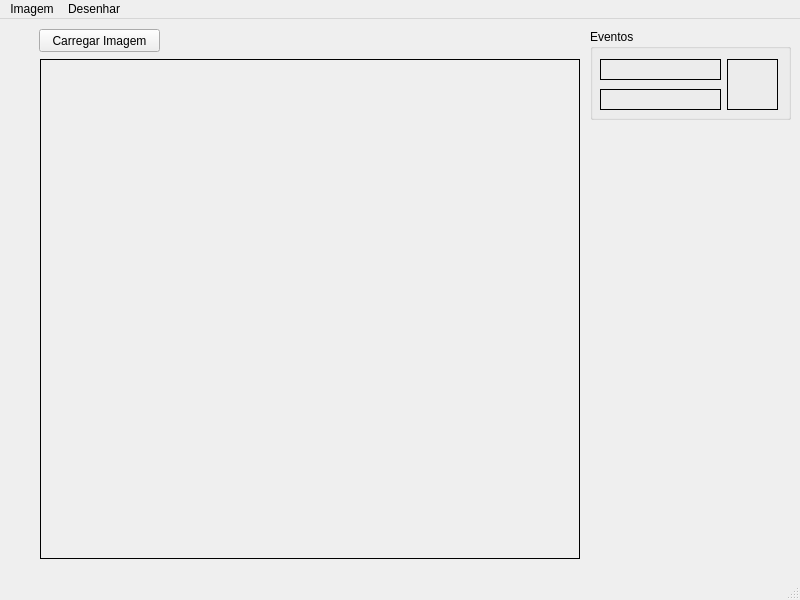
Qt form mainwindow.ui (caiotaavares/painter) before a commit.
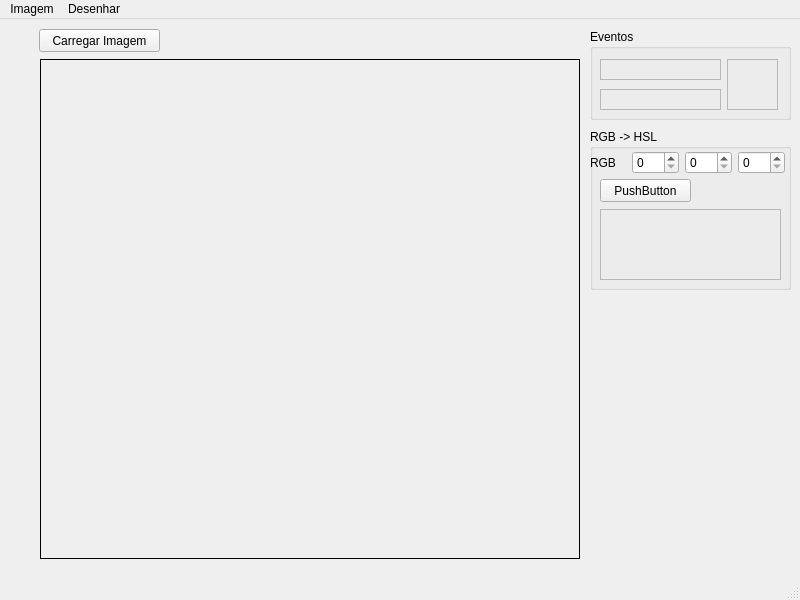
The same form after that commit. Custom widgets are drawn as their Qt base class.

```diff
--- a/mainwindow.ui
+++ b/mainwindow.ui
@@ -61,7 +61,7 @@
       </rect>
      </property>
      <property name="frameShape">
-      <enum>QFrame::Box</enum>
+      <enum>QFrame::StyledPanel</enum>
      </property>
      <property name="text">
       <string/>
@@ -77,7 +77,7 @@
       </rect>
      </property>
      <property name="frameShape">
-      <enum>QFrame::Box</enum>
+      <enum>QFrame::StyledPanel</enum>
      </property>
      <property name="text">
       <string/>
@@ -93,7 +93,7 @@
       </rect>
      </property>
      <property name="frameShape">
-      <enum>QFrame::Box</enum>
+      <enum>QFrame::StyledPanel</enum>
      </property>
      <property name="text">
       <string/>
@@ -113,6 +113,104 @@
      <string>Carregar Imagem</string>
     </property>
    </widget>
+   <widget class="QGroupBox" name="groupBox_2">
+    <property name="geometry">
+     <rect>
+      <x>590</x>
+      <y>110</y>
+      <width>201</width>
+      <height>161</height>
+     </rect>
+    </property>
+    <property name="title">
+     <string>RGB -&gt; HSL</string>
+    </property>
+    <property name="flat">
+     <bool>false</bool>
+    </property>
+    <widget class="QPushButton" name="pushButton">
+     <property name="geometry">
+      <rect>
+       <x>10</x>
+       <y>50</y>
+       <width>91</width>
+       <height>23</height>
+      </rect>
+     </property>
+     <property name="text">
+      <string>PushButton</string>
+     </property>
+    </widget>
+    <widget class="QLabel" name="label_2">
+     <property name="geometry">
+      <rect>
+       <x>10</x>
+       <y>80</y>
+       <width>181</width>
+       <height>71</height>
+      </rect>
+     </property>
+     <property name="frameShape">
+      <enum>QFrame::StyledPanel</enum>
+     </property>
+     <property name="text">
+      <string>&lt;html&gt;&lt;head/&gt;&lt;body&gt;&lt;p&gt;&lt;br/&gt;&lt;/p&gt;&lt;/body&gt;&lt;/html&gt;</string>
+     </property>
+     <property name="textFormat">
+      <enum>Qt::RichText</enum>
+     </property>
+     <property name="scaledContents">
+      <bool>false</bool>
+     </property>
+     <property name="margin">
+      <number>1</number>
+     </property>
+    </widget>
+    <widget class="QWidget" name="layoutWidget">
+     <property name="geometry">
+      <rect>
+       <x>0</x>
+       <y>20</y>
+       <width>195</width>
+       <height>27</height>
+      </rect>
+     </property>
+     <layout class="QHBoxLayout" name="horizontalLayout_2">
+      <item>
+       <widget class="QLabel" name="label">
+        <property name="text">
+         <string>RGB</string>
+        </property>
+       </widget>
+      </item>
+      <item>
+       <widget class="QSpinBox" name="spinBoxR">
+        <property name="maximum">
+         <number>255</number>
+        </property>
+       </widget>
+      </item>
+      <item>
+       <layout class="QHBoxLayout" name="horizontalLayout">
+        <item>
+         <widget class="QSpinBox" name="spinBoxG">
+          <property name="maximum">
+           <number>255</number>
+          </property>
+         </widget>
+        </item>
+        <item>
+         <widget class="QSpinBox" name="spinBoxB">
+          <property name="maximum">
+           <number>255</number>
+          </property>
+         </widget>
+        </item>
+       </layout>
+      </item>
+     </layout>
+    </widget>
+   </widget>
   </widget>
   <widget class="QMenuBar" name="menubar">
    <property name="geometry">
```
Left out of the diff: 1 changed line with no effect on the pictures.
